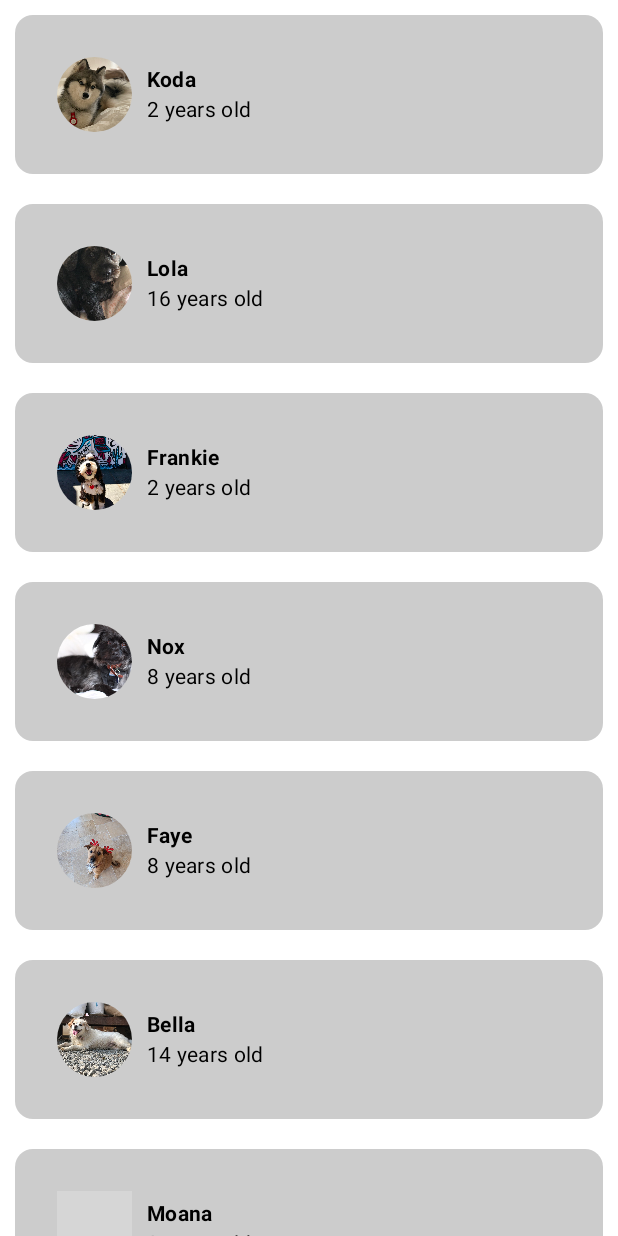
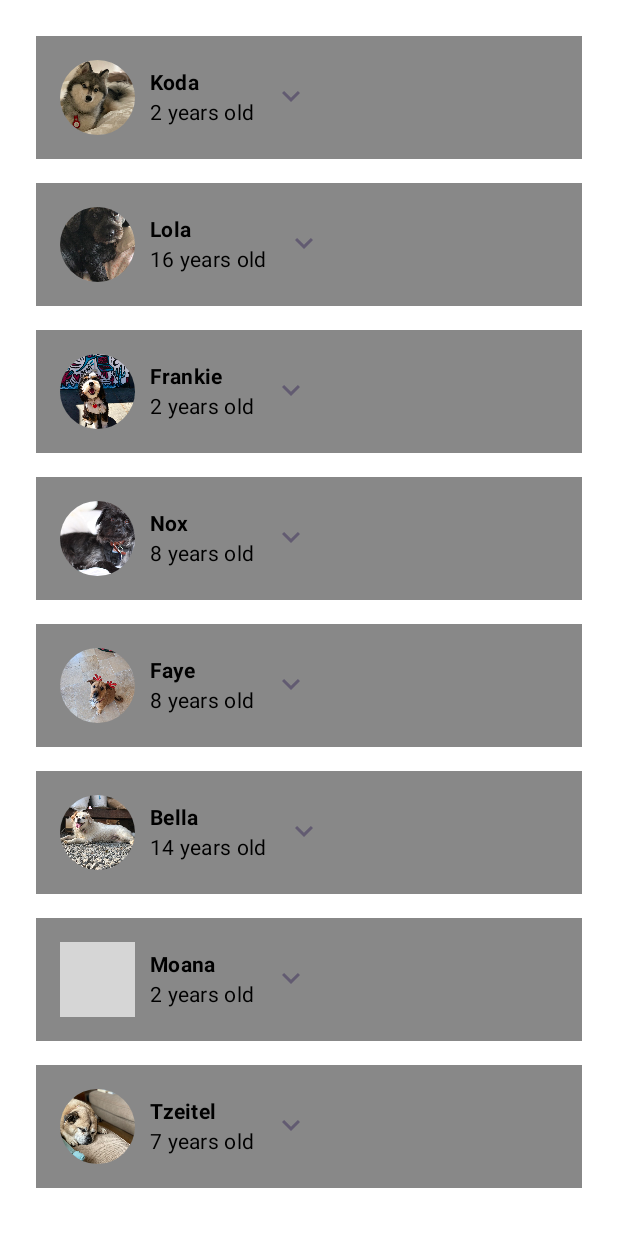
Before and after one commit to Developer-ShivaniSharma/WoofApp, an Android app built with Jetpack Compose: the @Preview function WoofAppListPreview, on a phone screen of 412 x 824 dp. Run offline under Robolectric (Android 15) with nearby library versions, the phone set to English and light mode, and no system bars; grey boxes are pictures that could not be loaded.

Commit message:
Modify the app and add dog detail onClick

```diff
--- a/app/src/main/java/com/myapp/woofapp/MainActivity.kt
+++ b/app/src/main/java/com/myapp/woofapp/MainActivity.kt
@@ -1,5 +1,6 @@
 package com.myapp.woofapp
 
+import android.annotation.SuppressLint
 import android.os.Bundle
 import androidx.activity.ComponentActivity
 import androidx.activity.compose.setContent
@@ -7,6 +8,7 @@ import androidx.compose.foundation.Image
 import androidx.compose.foundation.layout.Column
 import androidx.compose.foundation.layout.Row
 import androidx.compose.foundation.layout.Spacer
+import androidx.compose.foundation.layout.aspectRatio
 import androidx.compose.foundation.layout.fillMaxSize
 import androidx.compose.foundation.layout.fillMaxWidth
 import androidx.compose.foundation.layout.height
@@ -15,6 +17,7 @@ import androidx.compose.foundation.layout.size
 import androidx.compose.foundation.lazy.LazyColumn
 import androidx.compose.foundation.lazy.items
 import androidx.compose.foundation.shape.CircleShape
+import androidx.compose.foundation.shape.RoundedCornerShape
 import androidx.compose.material.icons.Icons
 import androidx.compose.material.icons.filled.ExpandLess
 import androidx.compose.material.icons.filled.ExpandMore
@@ -25,13 +28,20 @@ import androidx.compose.material3.ExperimentalMaterial3Api
 import androidx.compose.material3.Icon
 import androidx.compose.material3.IconButton
 import androidx.compose.material3.MaterialTheme
+import androidx.compose.material3.Scaffold
 import androidx.compose.material3.Surface
 import androidx.compose.material3.Text
 import androidx.compose.runtime.Composable
+import androidx.compose.runtime.getValue
+import androidx.compose.runtime.mutableStateOf
+import androidx.compose.runtime.remember
+import androidx.compose.runtime.setValue
 import androidx.compose.ui.Alignment
 import androidx.compose.ui.Modifier
 import androidx.compose.ui.draw.clip
+import androidx.compose.ui.geometry.Rect
 import androidx.compose.ui.graphics.Color
+import androidx.compose.ui.graphics.RectangleShape
 import androidx.compose.ui.layout.ContentScale
 import androidx.compose.ui.res.painterResource
 import androidx.compose.ui.res.stringResource
@@ -39,7 +49,9 @@ import androidx.compose.ui.text.font.FontWeight
 import androidx.compose.ui.tooling.preview.Preview
 import androidx.compose.ui.unit.dp
 import com.myapp.woofapp.data.DogInfo
+import com.myapp.woofapp.model.WoofClass
 import com.myapp.woofapp.ui.theme.WoofAppTheme
+import kotlin.system.exitProcess
 
 class MainActivity : ComponentActivity() {
     override fun onCreate(savedInstanceState: Bundle?) {
@@ -57,8 +69,12 @@ class MainActivity : ComponentActivity() {
     }
 }
 
+@OptIn(ExperimentalMaterial3Api::class)
 @Composable
 fun WoofApp(modifier: Modifier = Modifier) {
+    Scaffold(topBar = { WoofAppBar() }) {
+        WoofAppList(dogInfoList = WoofClass().dogInfo, modifier = Modifier.padding(it))
+    }
 }
 
 @OptIn(ExperimentalMaterial3Api::class)
@@ -83,14 +99,16 @@ fun WoofAppBar(modifier: Modifier = Modifier) {
 
 @Composable
 fun DogDetail(dogInfo: DogInfo, modifier: Modifier = Modifier) {
+    var expanded by remember { mutableStateOf(false) }
     Card(
-        modifier = Modifier.padding(10.dp),
-        colors = CardDefaults.cardColors(containerColor = Color.LightGray)
+        modifier = Modifier.padding(8.dp),
+        shape = RectangleShape,
+        colors = CardDefaults.cardColors(containerColor = Color.Gray)
     ) {
         Row(
             modifier = modifier
                 .fillMaxWidth()
-                .padding(20.dp)
+                .padding(8.dp)
 
         ) {
 
@@ -120,6 +138,14 @@ fun DogDetail(dogInfo: DogInfo, modifier: Modifier = Modifier) {
 
                 )
             }
+            WoofClickButton(
+                expanded = expanded,
+                onClick = { expanded = !expanded }
+            )
+
+        }
+        if (expanded) {
+            DogHobbies()
         }
     }
 }
@@ -140,11 +166,12 @@ fun DogHobbies(modifier: Modifier = Modifier) {
 }
 
 @Composable
-fun WoofClickButton(expended: Boolean, onClick: () -> Unit, modifier: Modifier = Modifier) {
+fun WoofClickButton(expanded: Boolean, onClick: () -> Unit, modifier: Modifier = Modifier) {
     IconButton(onClick = onClick, modifier = modifier) {
         Icon(
-            imageVector = if(expended)Icons.Filled.ExpandLess else Icons.Filled.ExpandMore,
-            contentDescription =
+            imageVector = if (expanded) Icons.Filled.ExpandLess else Icons.Filled.ExpandMore,
+            contentDescription = stringResource(R.string.expand_button_content_description),
+            tint = MaterialTheme.colorScheme.secondary
         )
 
 
@@ -153,9 +180,9 @@ fun WoofClickButton(expended: Boolean, onClick: () -> Unit, modifier: Modifier =
 
 @Composable
 fun WoofAppList(dogInfoList: List<DogInfo>, modifier: Modifier = Modifier) {
-    LazyColumn(modifier = modifier) {
+    LazyColumn(modifier = modifier.padding(16.dp)) {
         items(dogInfoList) { dogInfo ->
-            DogDetail(dogInfo = dogInfo, modifier = modifier.padding(8.dp))
+            DogDetail(dogInfo = dogInfo, modifier = Modifier.padding(8.dp))
 
         }
     }
@@ -197,3 +224,9 @@ fun WoofAppListPreview() {
     )
 
 }
+
+@Preview(showBackground = true)
+@Composable
+fun WoofAppPreview() {
+    WoofApp()
+}
```
Also changed, not shown: app/src/main/java/com/myapp/woofapp/model/WoofClass.kt (added, +19 -0 lines).
